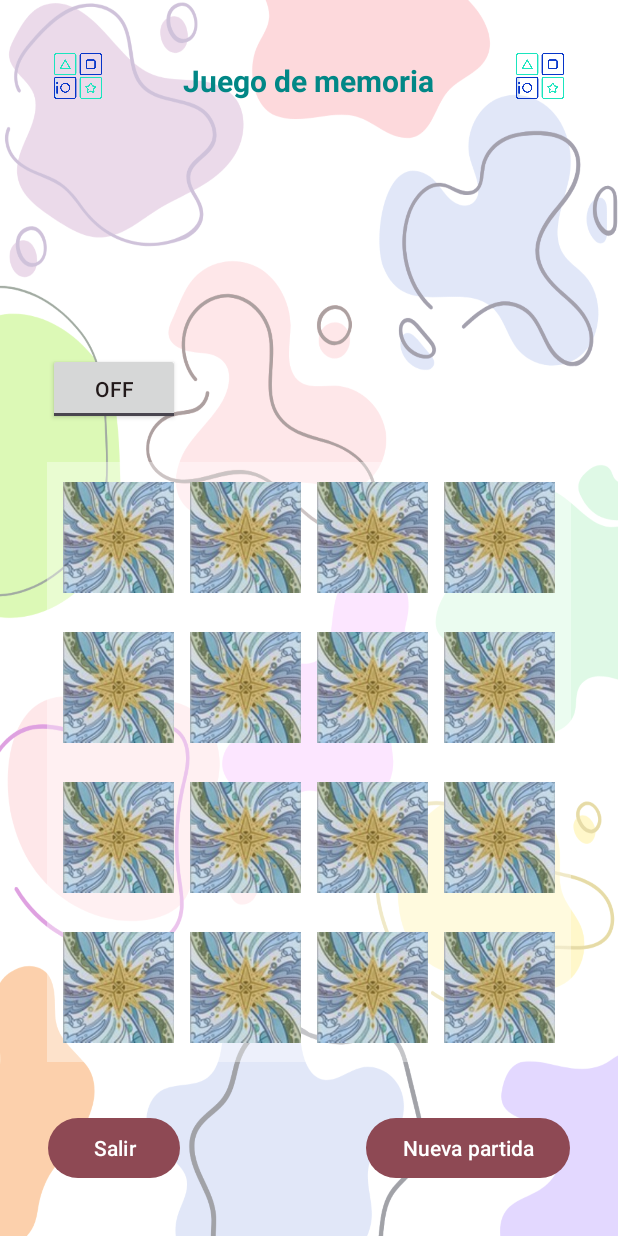
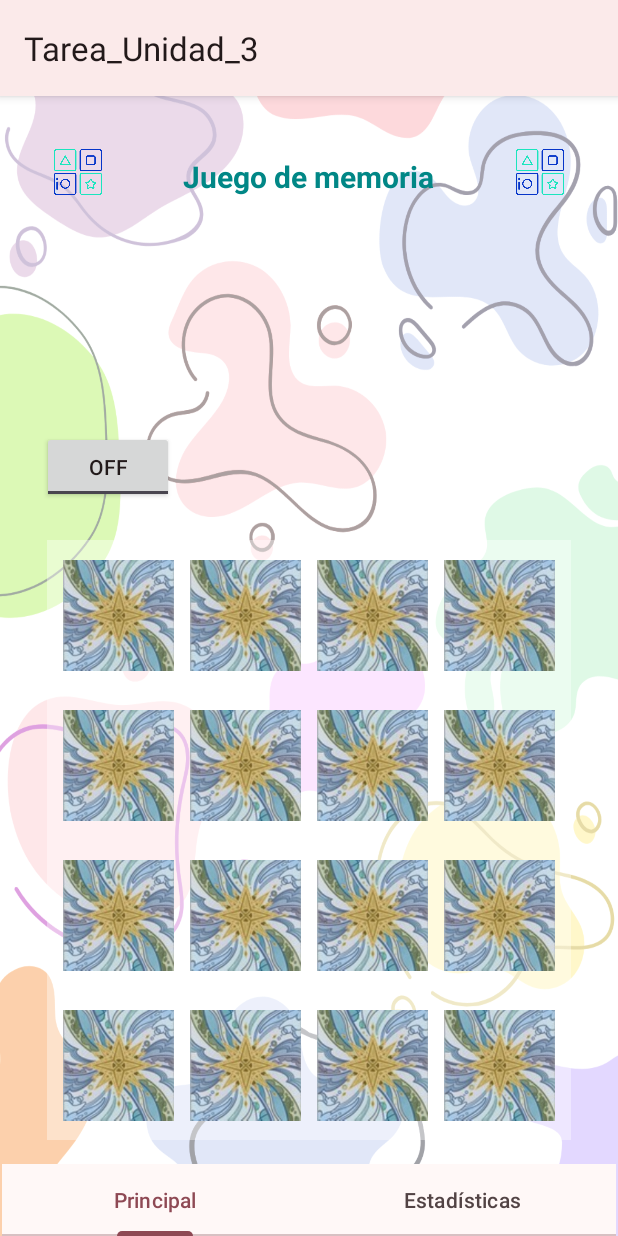
Before and after one commit to Iriaft21/Tarea_Unidad_3, an Android app: the screen it shows after launch (MainActivity), on a phone screen of 412 x 824 dp. Run offline under Robolectric (Android 15) with nearby library versions, the phone set to English and light mode, and no system bars.

Commit message:
Rama nueva creada. Añadidos nuevos elemtos ui

```diff
--- a/app/src/main/java/com/example/tarea_unidad_3/MainActivity.java
+++ b/app/src/main/java/com/example/tarea_unidad_3/MainActivity.java
@@ -4,21 +4,31 @@ import android.os.Bundle;
 import android.os.Handler;
 import android.os.SystemClock;
 import android.util.Log;
+import android.view.ContextMenu;
+import android.view.Menu;
+import android.view.MenuInflater;
+import android.view.MenuItem;
 import android.view.View;
 import android.widget.Button;
 import android.widget.Chronometer;
 import android.widget.CompoundButton;
 import android.widget.ImageView;
+import android.widget.PopupMenu;
+import android.widget.TextView;
 import android.widget.Toast;
 import android.widget.ToggleButton;
 
 import androidx.activity.EdgeToEdge;
+import androidx.annotation.NonNull;
 import androidx.appcompat.app.AppCompatActivity;
 import androidx.core.graphics.Insets;
 import androidx.core.view.ViewCompat;
 import androidx.core.view.WindowInsetsCompat;
 import androidx.recyclerview.widget.GridLayoutManager;
 import androidx.recyclerview.widget.RecyclerView;
+
+import com.google.android.material.snackbar.Snackbar;
+import com.google.android.material.tabs.TabLayout;
 
 import java.util.ArrayList;
 import java.util.Arrays;
@@ -34,6 +44,7 @@ public class MainActivity extends AppCompatActivity implements CartaAdapter.OnIt
     private Chronometer cronometro;
     private RecyclerView rvCartas;
     private CartaAdapter cartaAdapter;
+    private TextView titulo;
 
     public boolean getPuedeVoltear() {
         return this.puedeVoltear;
@@ -80,39 +91,113 @@ public class MainActivity extends AppCompatActivity implements CartaAdapter.OnIt
         rvCartas = findViewById(R.id.rvCartas);
         felicitacion = findViewById(R.id.partida_ganada);
         felicitacion.setVisibility(View.INVISIBLE);
+        titulo = findViewById(R.id.titulo);
         //metodo asociado a botones o toggleButton
-        botonSalir();
-        nuevaPartida();
+//        botonSalir();
+//        nuevaPartida();
         toggleCronometro();
 
         //se escoge el formato del RecyclerView y se le pasa el adaptador
         rvCartas.setLayoutManager(new GridLayoutManager(this,4));
         rvCartas.setAdapter(cartaAdapter);
+
+        TabLayout tabLayout = findViewById(R.id.TabLayout);
+        // Añadir pestañas
+//        tabLayout.addTab(tabLayout.newTab().setText("Principal"));
+//        tabLayout.addTab(tabLayout.newTab().setText("Proximamente..."));
+
+        tabLayout.addOnTabSelectedListener(new TabLayout.OnTabSelectedListener() {
+            @Override
+            public void onTabSelected(TabLayout.Tab tab) {
+                if(tab.getPosition() == 1){
+                    Snackbar snackbar = Snackbar.make(findViewById(R.id.main), "Proximamente...", Snackbar.LENGTH_SHORT);
+                    snackbar.show();
+                }
+            }
+            @Override
+            public void onTabUnselected(TabLayout.Tab tab) {
+                // Acción al deseleccionar una pestaña
+            }
+            @Override
+            public void onTabReselected(TabLayout.Tab tab) {
+                // Acción al volver a seleccionar una pestaña
+            }
+        });
+
+//        titulo.setOnClickListener(new View.OnClickListener() {
+//            @Override
+//            public void onClick(View view) {
+//                showPopUpMenu(view);
+//            }
+//        });
+        registerForContextMenu(titulo);
     }
 
-    public void botonSalir(){
-        //se busca el boton de salir en el xml
-        Button btn_salir = findViewById(R.id.btn_salir);
-        btn_salir.setOnClickListener(new View.OnClickListener() {
-            @Override
-            public void onClick(View view) {
-                //hace que se salga de la aplicacion
-                finishAndRemoveTask();
-            }
-        });
+    @Override
+    public void onCreateContextMenu(ContextMenu menu, View v, ContextMenu.ContextMenuInfo menuInfo) {
+        menu.setHeaderTitle("Menú contextual");
+        MenuInflater inflater = getMenuInflater();
+        inflater.inflate(R.menu.mi_menu, menu);
     }
 
-    public void nuevaPartida(){
-        //se busca el boton de nueva partida en el xml
-        Button btn_nueva_partida = findViewById(R.id.btn_nuevaPartida);
-        btn_nueva_partida.setOnClickListener(new View.OnClickListener() {
-            @Override
-            public void onClick(View view) {
-                //se llama a otro método
-                generarNuevaPartida();
-            }
-        });
+    // Método para gestionar los eventos de los elementos del menú contextual
+    @Override
+    public boolean onContextItemSelected(MenuItem item) {
+        if (item.getItemId() == R.id.item1) {
+            finishAndRemoveTask();
+        } else if (item.getItemId() == R.id.item2){
+            generarNuevaPartida();
+        }
+        return true;
     }
+
+
+    //menu pop-up
+//    public void showPopUpMenu(View view) {
+//        PopupMenu popupMenu = new PopupMenu(this,view);
+//        MenuInflater menuInflater = popupMenu.getMenuInflater();
+//        menuInflater.inflate(R.menu.mi_menu, popupMenu.getMenu());
+//
+//        // Manejador de clicks
+//        popupMenu.setOnMenuItemClickListener(new PopupMenu.OnMenuItemClickListener() {
+//            @Override
+//            public boolean onMenuItemClick(MenuItem item) {
+//                if (item.getItemId() == R.id.item1){
+//                    finishAndRemoveTask();
+//                } else if(item.getItemId() == R.id.item2){
+//                    generarNuevaPartida();
+//                }
+//                return true;
+//            }
+//        });
+//        // mostrarlo
+//        popupMenu.show();
+//    }
+
+
+//    public void botonSalir(){
+//        //se busca el boton de salir en el xml
+//        Button btn_salir = findViewById(R.id.btn_salir);
+//        btn_salir.setOnClickListener(new View.OnClickListener() {
+//            @Override
+//            public void onClick(View view) {
+//                //hace que se salga de la aplicacion
+//                finishAndRemoveTask();
+//            }
+//        });
+//    }
+//
+//    public void nuevaPartida(){
+//        //se busca el boton de nueva partida en el xml
+//        Button btn_nueva_partida = findViewById(R.id.btn_nuevaPartida);
+//        btn_nueva_partida.setOnClickListener(new View.OnClickListener() {
+//            @Override
+//            public void onClick(View view) {
+//                //se llama a otro método
+//                generarNuevaPartida();
+//            }
+//        });
+//    }
 
     public void toggleCronometro(){
         //se busca el toggleButton y el cronometro en el xml
@@ -205,7 +290,6 @@ public class MainActivity extends AppCompatActivity implements CartaAdapter.OnIt
 
         //se comprueba que el tamaño sea siempre dos
         if(cartasSeleccionadas.size()==2) {
-            Log.i("Debug", "He entrado en el if de seleccionar dos cartas");
             //comprobamos que ambas cartas tenga el mismo valor
             if (cartasSeleccionadas.get(0).getValor().equals(cartasSeleccionadas.get(1).getValor())) {
                 aciertoPareja(view, acierto);
@@ -219,8 +303,10 @@ public class MainActivity extends AppCompatActivity implements CartaAdapter.OnIt
 
     public void aciertoPareja(View view, String acierto){
         //se envia un Toast avisando del acierto
-        Toast.makeText(view.getContext(), acierto, Toast.LENGTH_SHORT).show();
+//        Toast.makeText(view.getContext(), acierto, Toast.LENGTH_SHORT).show();
         parejasHechas++;
+        Snackbar snackbar = Snackbar.make(findViewById(R.id.main), acierto, Snackbar.LENGTH_SHORT);
+        snackbar.show();
 
         //se anotan las cartas como ya emparejadas
         cartasSeleccionadas.get(0).setParejaEncontrada(true);
@@ -241,7 +327,9 @@ public class MainActivity extends AppCompatActivity implements CartaAdapter.OnIt
         Log.i("Debug", "Son dos cartas diferentes");
         setPuedeVoltear(false);
         //toast avisando de que las cartas no son iguales
-        Toast.makeText(view.getContext(), fallo, Toast.LENGTH_SHORT).show();
+        //Toast.makeText(view.getContext(), fallo, Toast.LENGTH_SHORT).show();
+        Snackbar snackbar = Snackbar.make(findViewById(R.id.main), fallo, Snackbar.LENGTH_SHORT);
+        snackbar.show();
 
         //handler para hacer que se volteen las cartas
         final Handler handler = new Handler();
--- a/app/src/main/res/layout/activity_main.xml
+++ b/app/src/main/res/layout/activity_main.xml
@@ -3,10 +3,10 @@
     xmlns:app="http://schemas.android.com/apk/res-auto"
     xmlns:tools="http://schemas.android.com/tools"
     android:id="@+id/main"
-    android:layout_width="match_parent"
+    android:layout_width="wrap_content"
     android:layout_height="match_parent"
     android:background="@drawable/wallpaper"
-    tools:context=".MainActivity" >
+    tools:context=".MainActivity">
 
     <TextView
         android:id="@+id/titulo"
@@ -45,22 +45,52 @@
         app:layout_constraintTop_toTopOf="parent"
         app:srcCompat="@drawable/juego_de_memoria" />
 
-    <ToggleButton
-        android:id="@+id/toggleButton"
+    <!--
+    <Button
+        android:id="@+id/btn_nuevaPartida"
         android:layout_width="wrap_content"
         android:layout_height="wrap_content"
-        android:layout_marginStart="32dp"
-        android:layout_marginTop="168dp"
-        android:textColor="@color/md_theme_onBackground_mediumContrast"
+        android:layout_marginTop="22dp"
+        android:layout_marginEnd="28dp"
+        android:layout_marginBottom="30dp"
+        android:text="@string/btn_nueva_partida"
+        app:layout_constraintBottom_toBottomOf="parent"
+        app:layout_constraintEnd_toEndOf="parent"
+        app:layout_constraintTop_toBottomOf="@+id/rvCartas"
+        app:layout_constraintVertical_bias="0.429" />-->
+
+    <!--
+    <Button
+        android:id="@+id/btn_salir"
+        android:layout_width="wrap_content"
+        android:layout_height="wrap_content"
+        android:layout_marginStart="28dp"
+        android:layout_marginTop="22dp"
+        android:layout_marginBottom="30dp"
+        android:text="@string/btn_salir"
+        app:layout_constraintBottom_toBottomOf="parent"
         app:layout_constraintStart_toStartOf="parent"
-        app:layout_constraintTop_toBottomOf="@+id/imageView" />
+        app:layout_constraintTop_toBottomOf="@+id/rvCartas"
+        app:layout_constraintVertical_bias="0.429" />-->
+
+    <ImageView
+        android:id="@+id/partida_ganada"
+        android:layout_width="300dp"
+        android:layout_height="347dp"
+        android:layout_marginBottom="132dp"
+        android:contentDescription="@string/txt_contentDescription_felicitacion"
+        app:layout_constraintBottom_toBottomOf="parent"
+        app:layout_constraintEnd_toEndOf="parent"
+        app:layout_constraintHorizontal_bias="0.63"
+        app:layout_constraintStart_toStartOf="parent"
+        app:srcCompat="@drawable/partida_ganada" />
 
     <androidx.recyclerview.widget.RecyclerView
         android:id="@+id/rvCartas"
         android:layout_width="match_parent"
         android:layout_height="wrap_content"
         android:layout_marginStart="31dp"
-        android:layout_marginTop="308dp"
+        android:layout_marginTop="296dp"
         android:layout_marginEnd="31dp"
         android:background="#5FFFFFFF"
         android:paddingLeft="5dp"
@@ -71,38 +101,12 @@
         app:layout_constraintStart_toStartOf="parent"
         app:layout_constraintTop_toTopOf="parent" />
 
-    <Button
-        android:id="@+id/btn_salir"
-        android:layout_width="wrap_content"
-        android:layout_height="wrap_content"
-        android:layout_marginStart="32dp"
-        android:layout_marginTop="22dp"
-        android:layout_marginBottom="30dp"
-        android:text="@string/btn_salir"
-        app:layout_constraintBottom_toBottomOf="parent"
-        app:layout_constraintStart_toStartOf="parent"
-        app:layout_constraintTop_toBottomOf="@+id/rvCartas"
-        app:layout_constraintVertical_bias="0.688" />
-
-    <Button
-        android:id="@+id/btn_nuevaPartida"
-        android:layout_width="wrap_content"
-        android:layout_height="wrap_content"
-        android:layout_marginTop="22dp"
-        android:layout_marginEnd="32dp"
-        android:layout_marginBottom="30dp"
-        android:text="@string/btn_nueva_partida"
-        app:layout_constraintBottom_toBottomOf="parent"
-        app:layout_constraintEnd_toEndOf="parent"
-        app:layout_constraintTop_toBottomOf="@+id/rvCartas"
-        app:layout_constraintVertical_bias="0.688" />
-
     <Chronometer
         android:id="@+id/cronometro"
         android:layout_width="wrap_content"
         android:layout_height="wrap_content"
-        android:layout_marginTop="184dp"
-        android:layout_marginEnd="28dp"
+        android:layout_marginTop="172dp"
+        android:layout_marginEnd="16dp"
         android:background="#000000"
         android:backgroundTint="#000000"
         android:padding="5dp"
@@ -112,17 +116,36 @@
         app:layout_constraintEnd_toEndOf="parent"
         app:layout_constraintTop_toBottomOf="@+id/imageView2" />
 
-    <ImageView
-        android:id="@+id/partida_ganada"
-        android:layout_width="300dp"
-        android:layout_height="347dp"
-        android:layout_marginBottom="132dp"
-        android:contentDescription="@string/txt_contentDescription_felicitacion"
+    <ToggleButton
+        android:id="@+id/toggleButton"
+        android:layout_width="wrap_content"
+        android:layout_height="wrap_content"
+        android:layout_marginStart="28dp"
+        android:layout_marginTop="156dp"
+        android:textColor="@color/md_theme_onBackground_mediumContrast"
+        app:layout_constraintStart_toStartOf="parent"
+        app:layout_constraintTop_toBottomOf="@+id/imageView" />
+
+    <com.google.android.material.tabs.TabLayout
+        android:id="@+id/TabLayout"
+        android:layout_width="409dp"
+        android:layout_height="wrap_content"
         app:layout_constraintBottom_toBottomOf="parent"
         app:layout_constraintEnd_toEndOf="parent"
-        app:layout_constraintHorizontal_bias="0.495"
-        app:layout_constraintStart_toStartOf="parent"
-        app:srcCompat="@drawable/partida_ganada" />
+        app:layout_constraintStart_toStartOf="parent">
+
+        <com.google.android.material.tabs.TabItem
+            android:id="@+id/tabItem2"
+            android:layout_width="wrap_content"
+            android:layout_height="wrap_content"
+            android:text="Principal" />
+
+        <com.google.android.material.tabs.TabItem
+            android:id="@+id/tabItem"
+            android:layout_width="wrap_content"
+            android:layout_height="wrap_content"
+            android:text="Estadísticas" />
+    </com.google.android.material.tabs.TabLayout>
 
     <!--<ImageView
         android:id="@+id/partida_ganada"
--- a/app/src/main/res/values/themes.xml
+++ b/app/src/main/res/values/themes.xml
@@ -1,6 +1,6 @@
 <resources xmlns:tools="http://schemas.android.com/tools">
     <!-- Base application theme. -->
-    <style name="Base.Theme.Tarea_Unidad_3" parent="Theme.Material3.DayNight.NoActionBar">
+    <style name="Base.Theme.Tarea_Unidad_3" parent="Theme.Material3.DayNight">
         <item name="colorPrimary">@color/md_theme_primary</item>
         <item name="colorOnPrimary">@color/md_theme_onPrimary</item>
         <item name="colorPrimaryContainer">@color/md_theme_primaryContainer</item>
```
